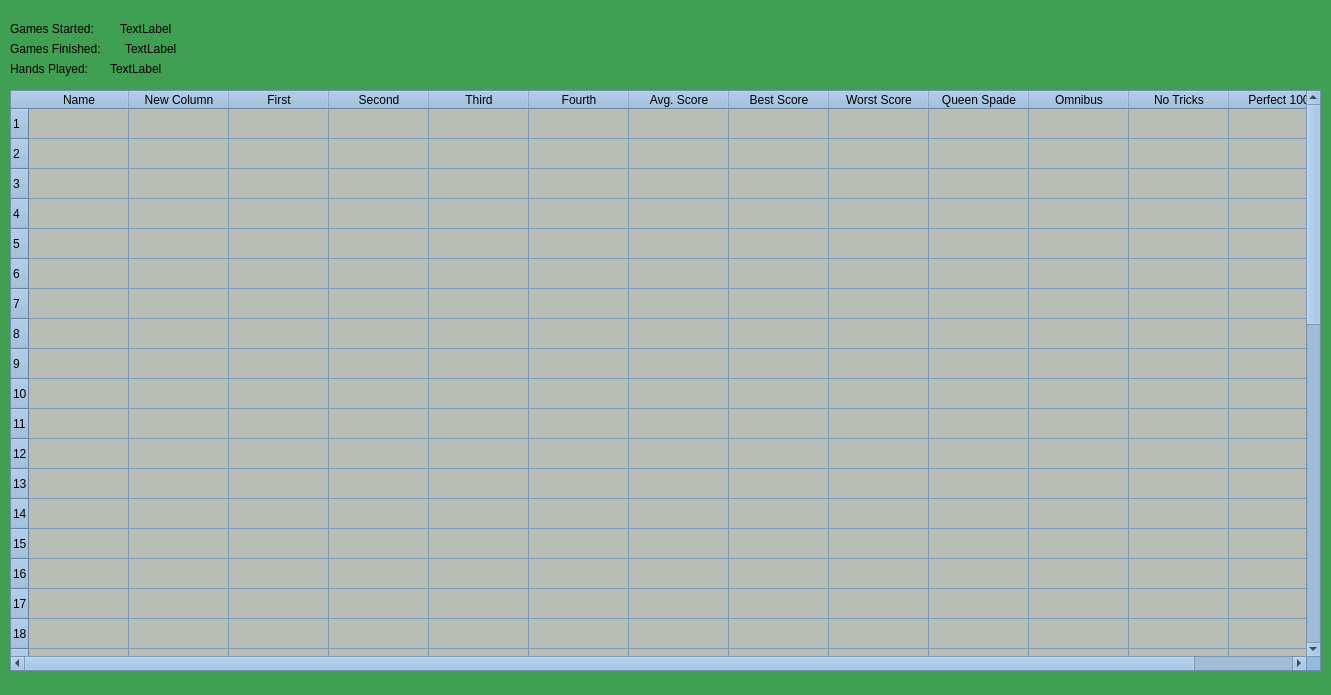
Qt form cstatistics.ui (Rescator7/Hearts) before a commit.
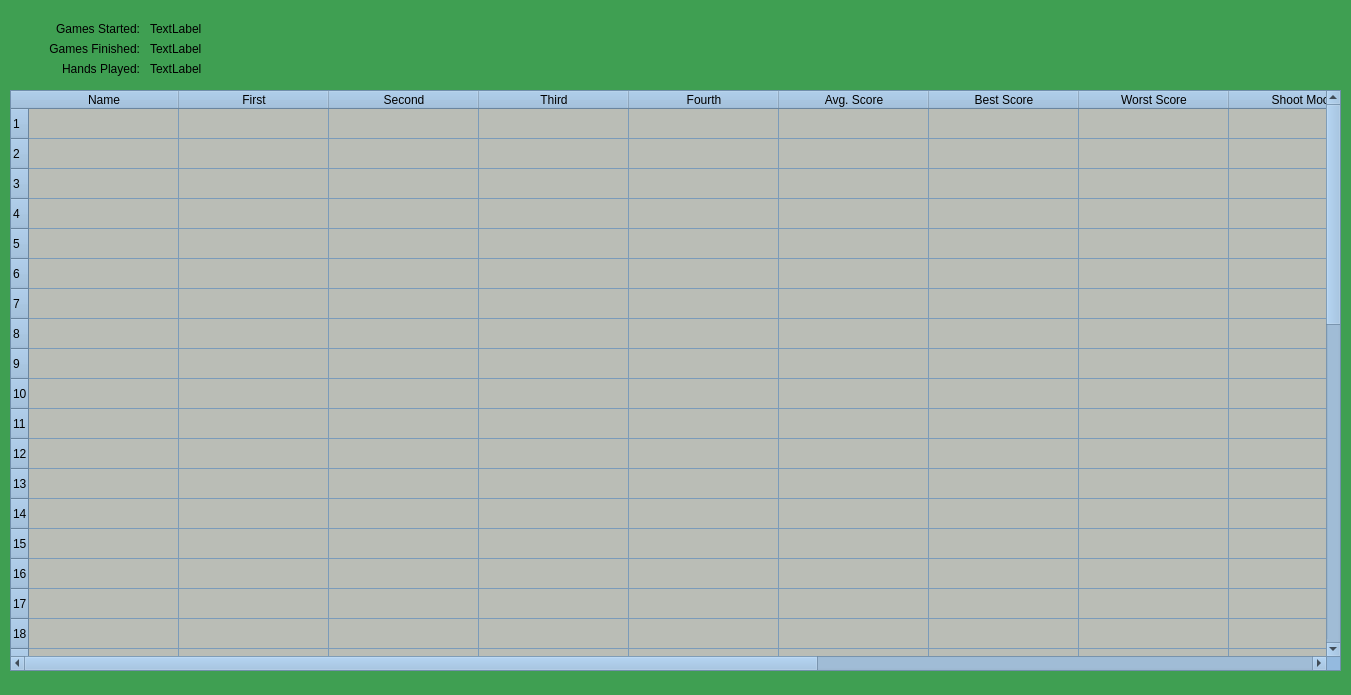
The same form after that commit.

Diff of the .ui file:
```diff
--- a/cstatistics.ui
+++ b/cstatistics.ui
@@ -6,7 +6,7 @@
    <rect>
     <x>0</x>
     <y>0</y>
-    <width>1331</width>
+    <width>1351</width>
     <height>695</height>
    </rect>
   </property>
@@ -460,44 +460,53 @@
     <rect>
      <x>10</x>
      <y>20</y>
-     <width>111</width>
+     <width>130</width>
      <height>17</height>
     </rect>
    </property>
    <property name="text">
     <string>Games Started:</string>
    </property>
+   <property name="alignment">
+    <set>Qt::AlignRight|Qt::AlignTrailing|Qt::AlignVCenter</set>
+   </property>
   </widget>
   <widget class="QLabel" name="label_2">
    <property name="geometry">
     <rect>
      <x>10</x>
      <y>40</y>
-     <width>131</width>
+     <width>130</width>
      <height>17</height>
     </rect>
    </property>
    <property name="text">
     <string>Games Finished:</string>
    </property>
+   <property name="alignment">
+    <set>Qt::AlignRight|Qt::AlignTrailing|Qt::AlignVCenter</set>
+   </property>
   </widget>
   <widget class="QLabel" name="label_3">
    <property name="geometry">
     <rect>
      <x>10</x>
      <y>60</y>
-     <width>101</width>
+     <width>130</width>
      <height>17</height>
     </rect>
    </property>
    <property name="text">
     <string>Hands Played:</string>
    </property>
+   <property name="alignment">
+    <set>Qt::AlignRight|Qt::AlignTrailing|Qt::AlignVCenter</set>
+   </property>
   </widget>
   <widget class="QLabel" name="label_4">
    <property name="geometry">
     <rect>
-     <x>120</x>
+     <x>150</x>
      <y>20</y>
      <width>67</width>
      <height>17</height>
@@ -510,7 +519,7 @@
   <widget class="QLabel" name="label_5">
    <property name="geometry">
     <rect>
-     <x>125</x>
+     <x>150</x>
      <y>40</y>
      <width>67</width>
      <height>17</height>
@@ -523,7 +532,7 @@
   <widget class="QLabel" name="label_6">
    <property name="geometry">
     <rect>
-     <x>110</x>
+     <x>150</x>
      <y>60</y>
      <width>67</width>
      <height>17</height>
@@ -538,10 +547,16 @@
     <rect>
      <x>10</x>
      <y>90</y>
-     <width>1311</width>
+     <width>1331</width>
      <height>581</height>
     </rect>
    </property>
+   <property name="sizePolicy">
+    <sizepolicy hsizetype="Expanding" vsizetype="Expanding">
+     <horstretch>0</horstretch>
+     <verstretch>0</verstretch>
+    </sizepolicy>
+   </property>
    <property name="palette">
     <palette>
      <active>
@@ -984,6 +999,18 @@
      </disabled>
     </palette>
    </property>
+   <property name="autoScrollMargin">
+    <number>16</number>
+   </property>
+   <attribute name="horizontalHeaderCascadingSectionResizes">
+    <bool>true</bool>
+   </attribute>
+   <attribute name="horizontalHeaderMinimumSectionSize">
+    <number>90</number>
+   </attribute>
+   <attribute name="horizontalHeaderDefaultSectionSize">
+    <number>150</number>
+   </attribute>
    <row>
     <property name="text">
      <string notr="true">1</string>
@@ -1209,11 +1236,6 @@
      <string>Name</string>
     </property>
    </column>
-   <column>
-    <property name="text">
-     <string>New Column</string>
-    </property>
-   </column>
    <column>
     <property name="text">
      <string>First</string>
@@ -1249,6 +1271,11 @@
      <string>Worst Score</string>
     </property>
    </column>
+   <column>
+    <property name="text">
+     <string>Shoot Moon</string>
+    </property>
+   </column>
    <column>
     <property name="text">
      <string>Queen Spade</string>
```
Left out of the diff: 6 changed lines with no effect on the pictures.
